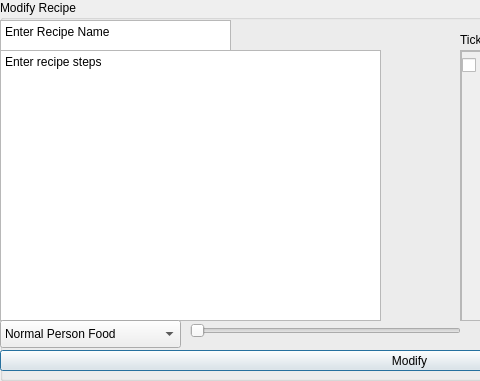
Above: modifyrecipewindow.ui from MarkHarrison03/RecipeApp before the change; both pictures show x 0 to 480 and y 0 to 381 of the 821 by 381 pixel window. Below: the same form after it.
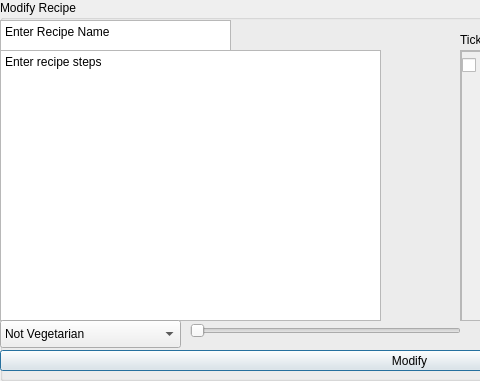
That is the form after the change.

The edit to the form file:
```diff
--- a/modifyrecipewindow.ui
+++ b/modifyrecipewindow.ui
@@ -87,7 +87,7 @@
        </property>
        <item>
         <property name="text">
-         <string>Normal Person Food</string>
+         <string>Not Vegetarian</string>
         </property>
        </item>
        <item>
```
